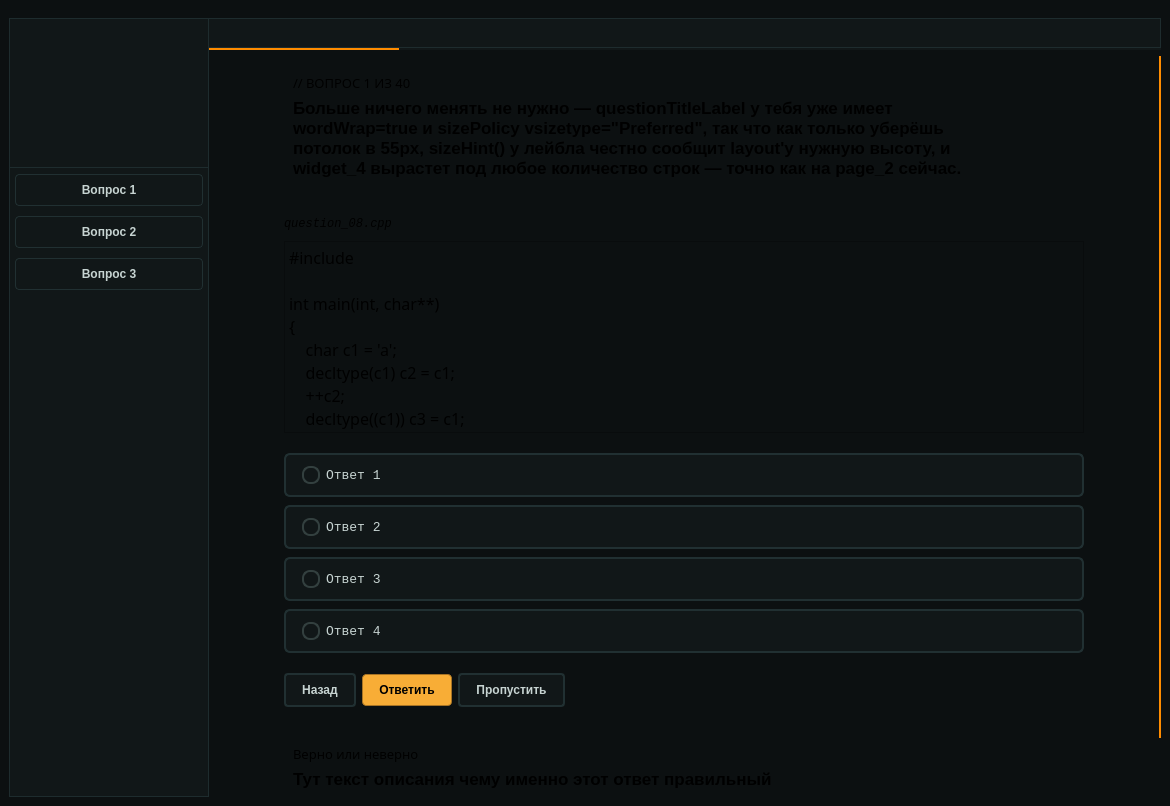
Qt form src/ui/mainwindow.ui (Krona-org/CodeForge) before a commit.
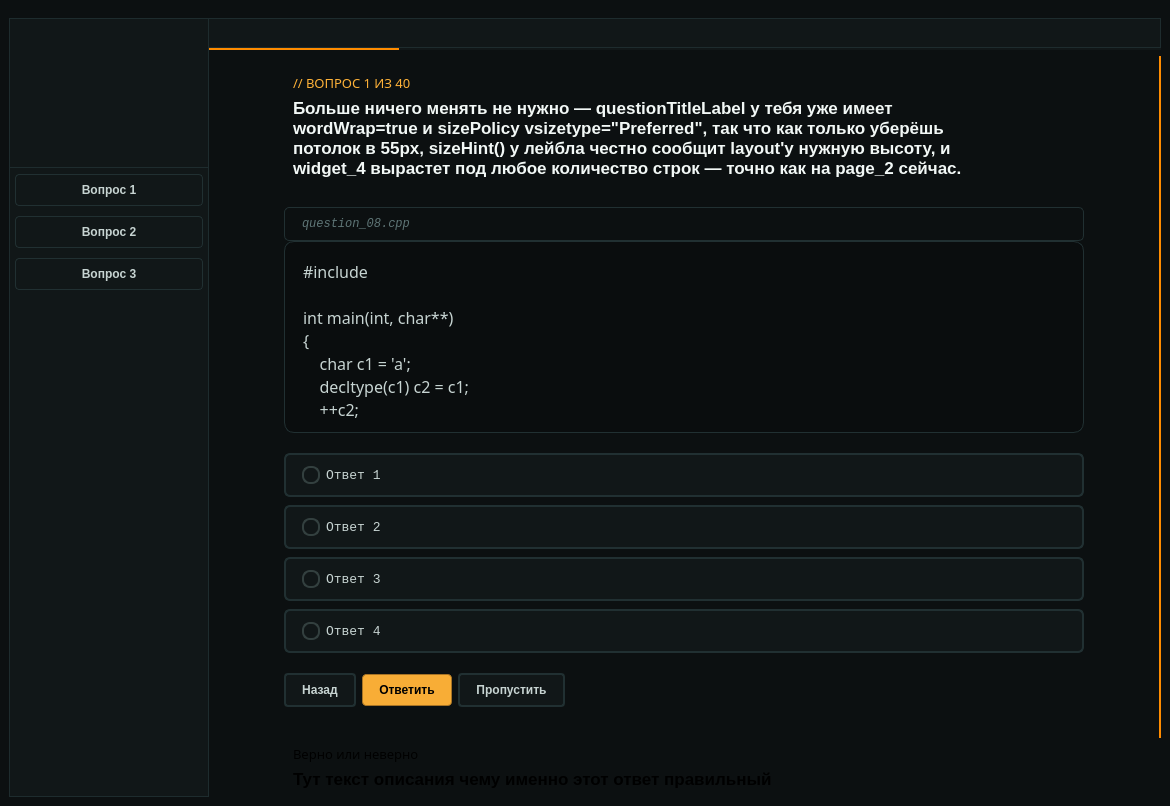
The same form after that commit. Custom widgets are drawn as their Qt base class.

Commit message: Исправил ошибку при которой не отображались стили в page1

Diff of the .ui file:
```diff
--- a/src/ui/mainwindow.ui
+++ b/src/ui/mainwindow.ui
@@ -529,10 +529,10 @@
                         </font>
                        </property>
                        <property name="styleSheet">
-                        <string notr="true">QLabel#codeFileNameLabel {
+                        <string notr="true">QLabel#browCode_page1 {
     color: rgb(94, 117, 118);
-    border: none;
-    border-bottom: 1px solid rgb(33, 48, 50);
+    border-radius: 5px;
+    border: 1px solid rgb(33, 48, 50);
     padding-left: 14px;
 }</string>
                        </property>
@@ -549,6 +549,12 @@
                          <verstretch>0</verstretch>
                         </sizepolicy>
                        </property>
+                       <property name="minimumSize">
+                        <size>
+                         <width>0</width>
+                         <height>0</height>
+                        </size>
+                       </property>
                        <property name="maximumSize">
                         <size>
                          <width>800</width>
@@ -562,10 +568,11 @@
                         </font>
                        </property>
                        <property name="styleSheet">
-                        <string notr="true">QPlainTextEdit#codeTextEdit {
+                        <string notr="true">QPlainTextEdit#bodyCode_page1 {
     background-color: rgb(10, 13, 14);
     color: rgb(199, 212, 210);
-    border: none;
+    border-radius: 10px;
+    border: 1px solid rgb(33, 48, 50);
     padding: 14px;
 }</string>
                        </property>
@@ -746,7 +753,7 @@
                         </font>
                        </property>
                        <property name="styleSheet">
-                        <string notr="true">QLabel#questionEyebrowLabel {
+                        <string notr="true">QLabel#browTitle_page1 {
     color: rgb(255, 178, 56);
     border: none;
 }</string>
@@ -777,7 +784,7 @@
                         </font>
                        </property>
                        <property name="styleSheet">
-                        <string notr="true">QLabel#questionTitleLabel {
+                        <string notr="true">QLabel#bodyTitle_page1 {
     color: rgb(242, 248, 246);
     border: none;
 }</string>
```
Left out of the diff: 8 changed lines with no effect on the pictures.
